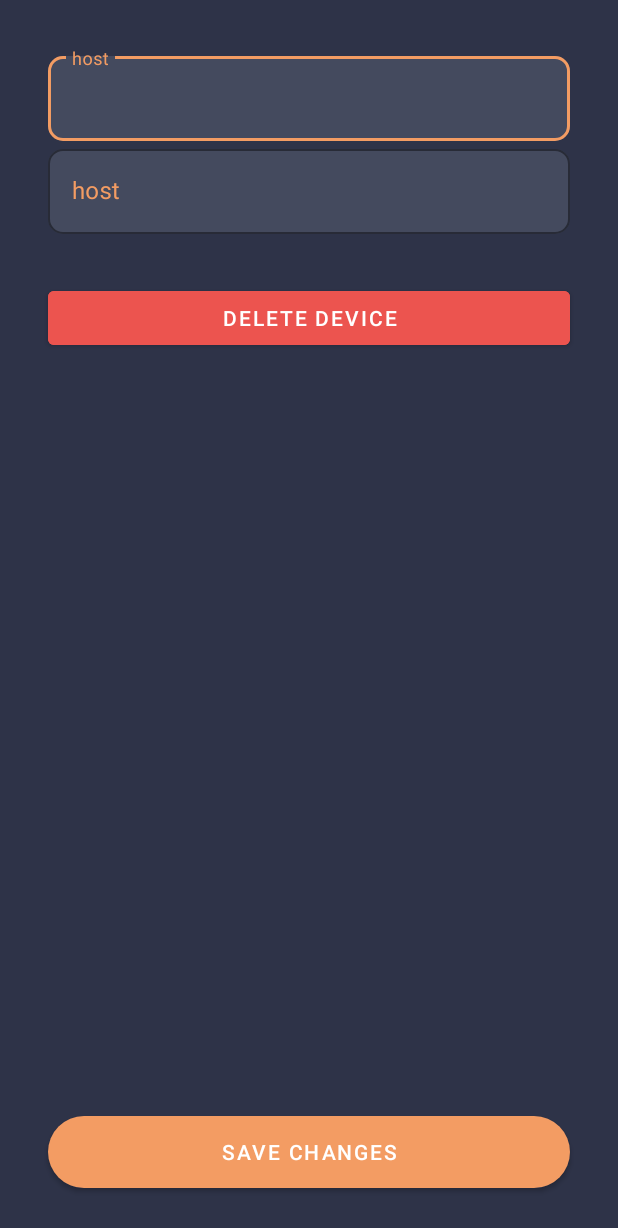
After one commit to TaronSargsyan123/smart_home_android_app, an Android app: the OnOffRelaySettings screen opened directly, with no data from a screen before it, on a phone screen of 412 x 824 dp. The commit adds this screen. Shown: the top 1228 px of the screen. Run offline under Robolectric (Android 15) with nearby library versions, the phone set to English and light mode, and no system bars.

Commit message:
add settings activity

```diff
--- a/app/src/main/java/com/example/arduinoonoffremout/CreateDeviceActivity.java
+++ b/app/src/main/java/com/example/arduinoonoffremout/CreateDeviceActivity.java
@@ -63,6 +63,7 @@ public class CreateDeviceActivity extends AppCompatActivity {
         data.putExtra(MainActivity.ACCESS_MESSAGE, message);
         setResult(RESULT_OK, data);
         finish();
+
     }
 
 
--- /dev/null
+++ b/app/src/main/java/com/example/arduinoonoffremout/OnOffRelaySettings.java
@@ -0,0 +1,13 @@
+package com.example.arduinoonoffremout;
+
+import androidx.appcompat.app.AppCompatActivity;
+import android.os.Bundle;
+
+public class OnOffRelaySettings extends AppCompatActivity {
+
+    @Override
+    protected void onCreate(Bundle savedInstanceState) {
+        super.onCreate(savedInstanceState);
+        setContentView(R.layout.activity_on_off_relay_settings);
+    }
+}
--- /dev/null
+++ b/app/src/main/res/layout/activity_on_off_relay_settings.xml
@@ -0,0 +1,114 @@
+<?xml version="1.0" encoding="utf-8"?>
+<androidx.constraintlayout.widget.ConstraintLayout
+    xmlns:android="http://schemas.android.com/apk/res/android"
+    xmlns:tools="http://schemas.android.com/tools"
+    xmlns:app="http://schemas.android.com/apk/res-auto"
+    android:layout_width="match_parent"
+    android:layout_height="match_parent"
+    android:background="@color/background"
+    tools:context=".OnOffRelaySettings">
+
+  <com.google.android.material.textfield.TextInputLayout
+
+      android:id="@+id/changeNameOnOffRelayEditText"
+
+      android:layout_margin="32dp"
+
+      android:layout_marginStart="32dp"
+      android:layout_marginEnd="32dp"
+
+      style="@style/Widget.MaterialComponents.TextInputLayout.OutlinedBox"
+      android:layout_width="match_parent"
+      android:layout_height="wrap_content"
+      android:hint="@string/host"
+      android:textColorHint="@color/orange"
+      app:boxBackgroundColor="@color/background_second_color"
+      app:boxCornerRadiusBottomEnd="10dp"
+      app:boxCornerRadiusBottomStart="10dp"
+      app:boxCornerRadiusTopEnd="10dp"
+      app:boxCornerRadiusTopStart="10dp"
+      app:boxStrokeColor="@color/orange"
+      app:layout_constraintEnd_toEndOf="parent"
+      app:layout_constraintStart_toStartOf="parent"
+      app:layout_constraintTop_toTopOf="parent">
+
+    <com.google.android.material.textfield.TextInputEditText
+
+        android:layout_width="match_parent"
+        android:layout_height="wrap_content" />
+
+  </com.google.android.material.textfield.TextInputLayout>
+
+
+  <com.google.android.material.textfield.TextInputLayout
+      android:id="@+id/changeHostOnOffRelayEditText"
+
+
+
+      android:layout_marginStart="32dp"
+      android:layout_marginEnd="32dp"
+
+
+      style="@style/Widget.MaterialComponents.TextInputLayout.OutlinedBox"
+
+      android:layout_width="match_parent"
+      android:layout_height="wrap_content"
+      android:hint="@string/host"
+      android:textColorHint="@color/orange"
+      app:boxBackgroundColor="@color/background_second_color"
+      app:boxCornerRadiusBottomEnd="10dp"
+      app:boxCornerRadiusBottomStart="10dp"
+      app:boxCornerRadiusTopEnd="10dp"
+      app:boxCornerRadiusTopStart="10dp"
+      app:boxStrokeColor="@color/orange"
+      app:layout_constraintEnd_toEndOf="parent"
+      app:layout_constraintStart_toStartOf="parent"
+      app:layout_constraintTop_toBottomOf="@+id/changeNameOnOffRelayEditText">
+
+    <com.google.android.material.textfield.TextInputEditText
+
+        android:layout_width="match_parent"
+        android:layout_height="wrap_content" />
+
+  </com.google.android.material.textfield.TextInputLayout>
+
+
+
+  <Button
+      android:id="@+id/button2"
+
+      android:layout_width="match_parent"
+      android:layout_height="wrap_content"
+      android:layout_marginStart="32dp"
+      android:layout_marginEnd="32dp"
+      android:layout_margin="32dp"
+
+
+      android:backgroundTint="@color/light_red"
+      android:text="@string/delete_device"
+      android:textColor="@color/white"
+      app:boxCornerRadiusBottomEnd="10dp"
+      app:boxCornerRadiusBottomStart="10dp"
+      app:boxCornerRadiusTopEnd="10dp"
+      app:boxCornerRadiusTopStart="10dp"
+      app:layout_constraintEnd_toEndOf="parent"
+      app:layout_constraintStart_toStartOf="parent"
+      app:layout_constraintTop_toBottomOf="@+id/changeHostOnOffRelayEditText" />
+
+  <Button
+
+      android:id="@+id/button"
+      android:layout_margin="32dp"
+      android:layout_marginStart="32dp"
+      android:layout_marginEnd="32dp"
+
+      android:layout_width="match_parent"
+      android:layout_height="wrap_content"
+      android:background="@drawable/shape_background_button_on_off"
+      android:text="@string/save_changes"
+      android:textColor="@color/white"
+      app:layout_constraintBottom_toBottomOf="parent"
+      app:layout_constraintEnd_toEndOf="parent"
+      app:layout_constraintStart_toStartOf="parent" />
+
+  </androidx.constraintlayout.widget.ConstraintLayout>
--- a/app/src/main/res/values/colors.xml
+++ b/app/src/main/res/values/colors.xml
@@ -2,6 +2,7 @@
 <resources>
     <color name="purple_200">#FFBB86FC</color>
     <color name="orange">#f39c63</color>
+    <color name="light_red">#EC544F</color>
     <color name="purple_700">#f39c63</color>
     <color name="teal_200">#FF03DAC5</color>
     <color name="teal_700">#FF018786</color>
--- a/app/src/main/res/values/strings.xml
+++ b/app/src/main/res/values/strings.xml
@@ -15,6 +15,8 @@
     <string name="choose_device_type">Choose Device Type</string>
     <string name="backToDeviceList">Back to device list</string>
     <string name="home">Home</string>
+    <string name="save_changes">Save changes</string>
+    <string name="delete_device">Delete Device</string>
     <!-- TODO: Remove or change this placeholder text -->
     <string name="hello_blank_fragment">Hello blank fragment</string>
 
```
Also changed, not shown: app/src/main/AndroidManifest.xml (+6 -3 lines), app/src/main/java/com/example/arduinoonoffremout/MainActivity.java (+10 -18 lines), app/src/main/res/anim/no_anim.xml (added, +10 -0 lines), app/src/main/res/anim/shake_animation.xml (added, +10 -0 lines), app/src/main/res/anim/slide_down.xml (added, +10 -0 lines), app/src/main/res/anim/slide_up.xml (added, +10 -0 lines).
